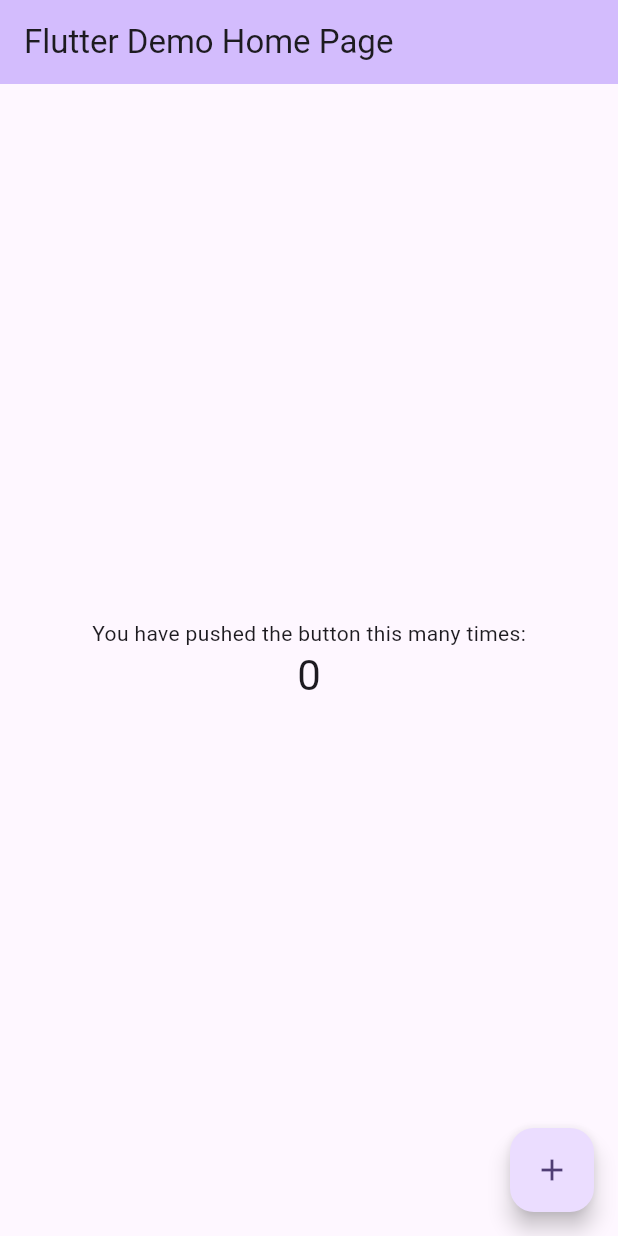
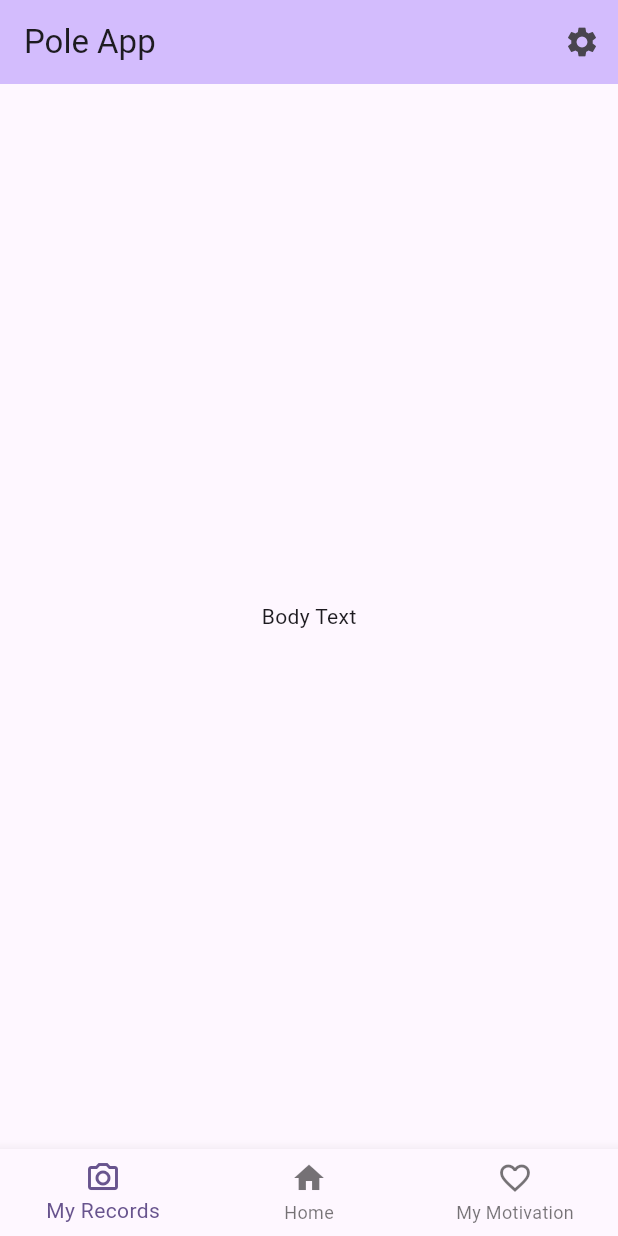
Before and after one commit to MontyCoder0701/pole-app, a Flutter app: the screen it shows after launch, on a phone screen of 412 x 824 dp. Run offline on Flutter 3.47's test engine with Material 3 defaults, Android fonts, the phone set to English and light mode, and no system bars.

Commit message:
feat: 홈 화면 추가

```diff
--- a/lib/main.dart
+++ b/lib/main.dart
@@ -15,7 +15,7 @@ class MyApp extends StatelessWidget {
         colorScheme: ColorScheme.fromSeed(seedColor: Colors.deepPurple),
         useMaterial3: true,
       ),
-      home: const MyHomePage(title: 'Flutter Demo Home Page'),
+      home: const MyHomePage(title: 'Pole App'),
     );
   }
 }
@@ -30,39 +30,42 @@ class MyHomePage extends StatefulWidget {
 }
 
 class _MyHomePageState extends State<MyHomePage> {
-  int _counter = 0;
-
-  void _incrementCounter() {
-    setState(() {
-      _counter++;
-    });
-  }
-
   @override
   Widget build(BuildContext context) {
     return Scaffold(
       appBar: AppBar(
         backgroundColor: Theme.of(context).colorScheme.inversePrimary,
         title: Text(widget.title),
+        actions: [
+          IconButton(
+            onPressed: () {},
+            icon: Icon(Icons.settings),
+          )
+        ],
       ),
       body: Center(
         child: Column(
           mainAxisAlignment: MainAxisAlignment.center,
           children: <Widget>[
-            const Text(
-              'You have pushed the button this many times:',
-            ),
-            Text(
-              '$_counter',
-              style: Theme.of(context).textTheme.headlineMedium,
-            ),
+            const Text('Body Text'),
           ],
         ),
       ),
-      floatingActionButton: FloatingActionButton(
-        onPressed: _incrementCounter,
-        tooltip: 'Increment',
-        child: const Icon(Icons.add),
+      bottomNavigationBar: BottomNavigationBar(
+        items: [
+          BottomNavigationBarItem(
+            icon: Icon(Icons.camera_alt_outlined),
+            label: 'My Records',
+          ),
+          BottomNavigationBarItem(
+            icon: Icon(Icons.home),
+            label: 'Home',
+          ),
+          BottomNavigationBarItem(
+            icon: Icon(Icons.favorite_border),
+            label: 'My Motivation',
+          ),
+        ],
       ),
     );
   }
```
